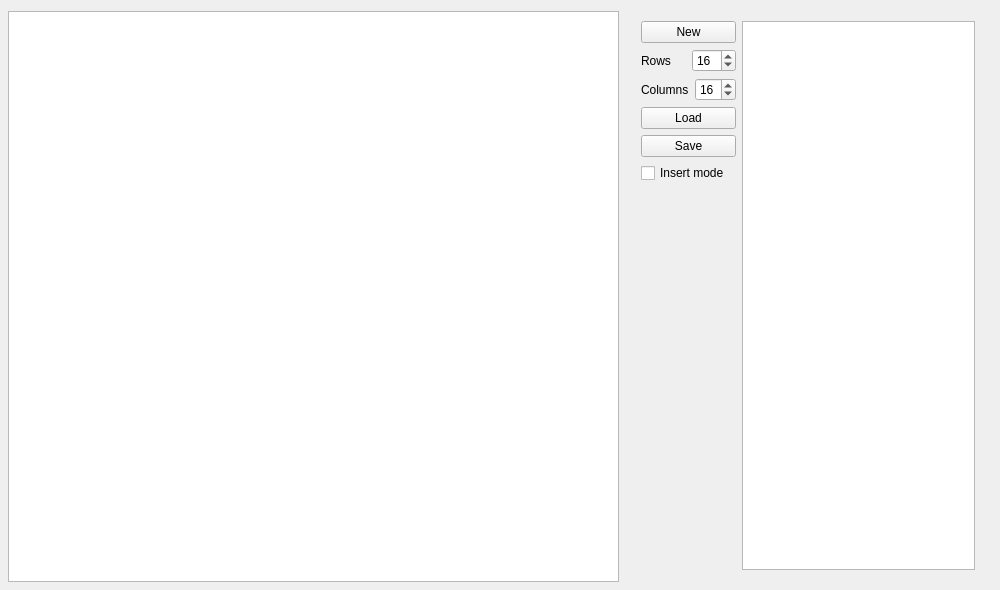
The window that LevelEditor/mainwindow.ui (erikbroo/save-the-princess-game) describes before a commit, drawn with Qt 5.
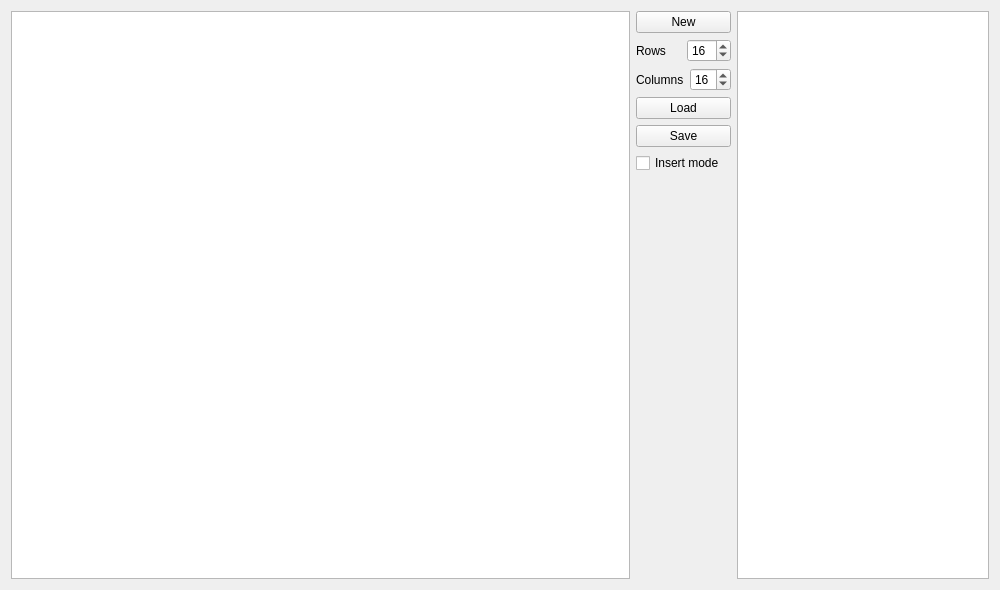
The same window after the commit.

Commit message: Changed MainWindow's layout

The edit to the form file:
```diff
--- a/LevelEditor/mainwindow.ui
+++ b/LevelEditor/mainwindow.ui
@@ -14,15 +14,9 @@
    <string>MainWindow</string>
   </property>
   <widget class="QWidget" name="centralWidget">
+   <layout class="QHBoxLayout" name="horizontalLayout_4" stretch="7,4">
+    <item>
    <widget class="QTableWidget" name="itemsTable">
-    <property name="geometry">
-     <rect>
-      <x>8</x>
-      <y>11</y>
-      <width>611</width>
-      <height>571</height>
-     </rect>
-    </property>
     <property name="iconSize">
      <size>
       <width>32</width>
@@ -30,15 +24,8 @@
      </size>
     </property>
    </widget>
-   <widget class="QWidget" name="layoutWidget">
-    <property name="geometry">
-     <rect>
-      <x>630</x>
-      <y>10</y>
-      <width>356</width>
-      <height>571</height>
-     </rect>
-    </property>
+    </item>
+    <item>
     <layout class="QHBoxLayout" name="horizontalLayout_3">
      <item>
       <layout class="QVBoxLayout" name="verticalLayout">
@@ -137,7 +124,8 @@
       <widget class="QListWidget" name="listItems"/>
      </item>
     </layout>
-   </widget>
+    </item>
+   </layout>
   </widget>
  </widget>
  <layoutdefault spacing="6" margin="11"/>
```
Lines whose indentation alone changed are shown as unchanged. The commit also changes 1 other file.
